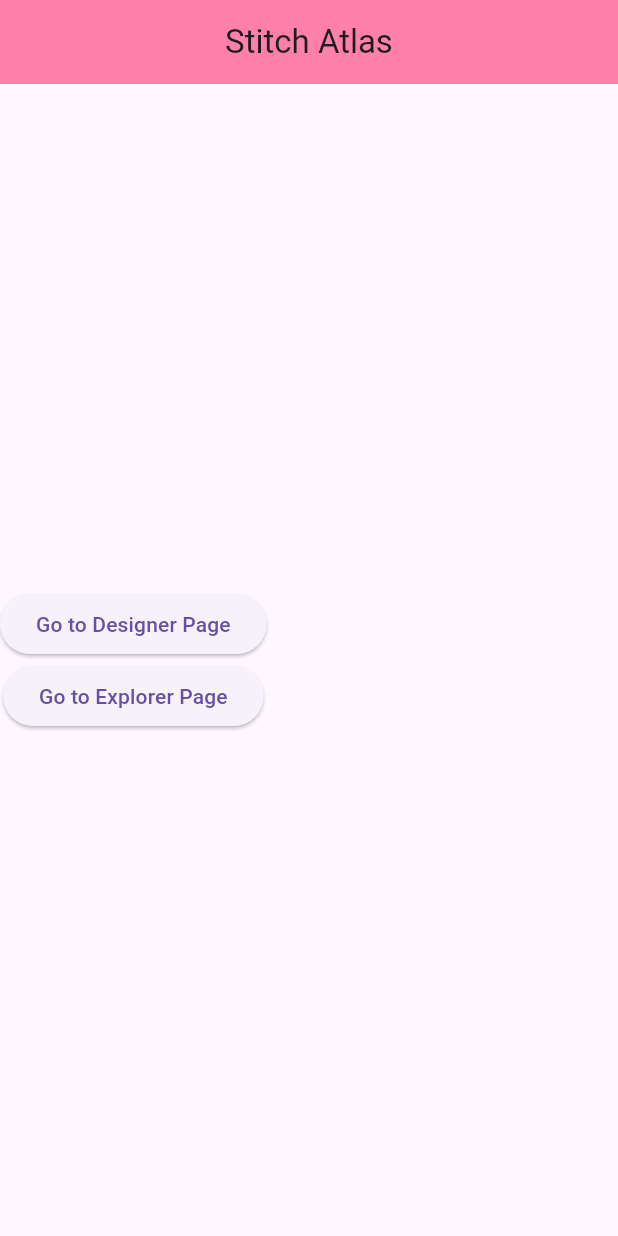
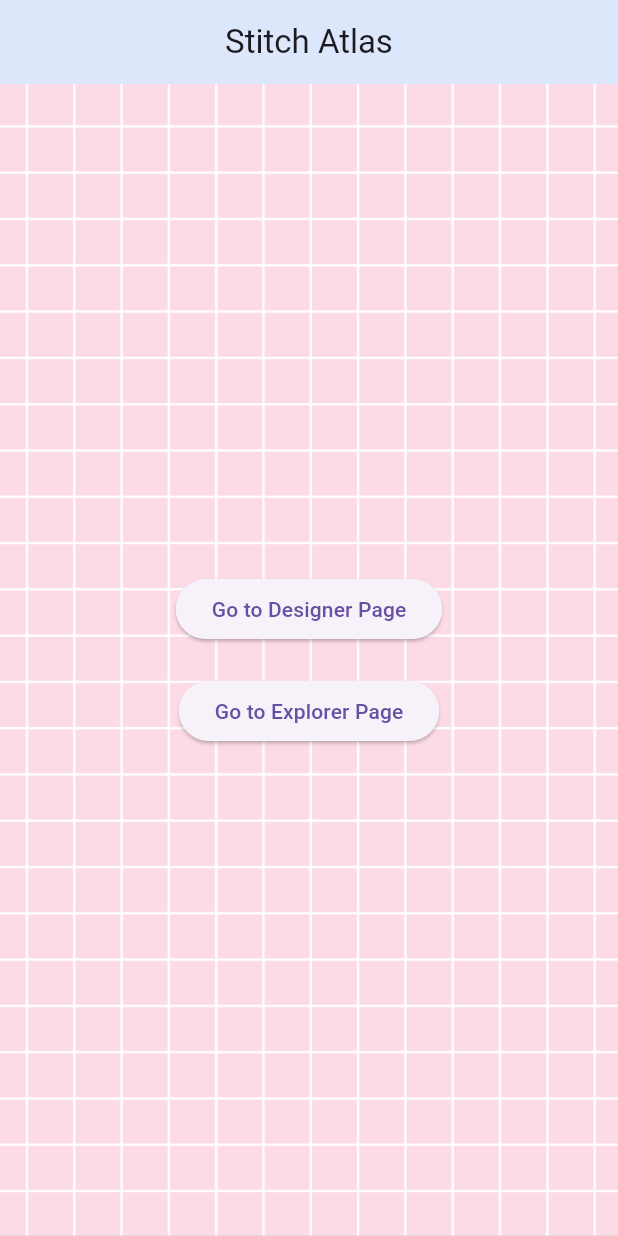
Before and after one commit to Ayesha-Jan/stitch-atlas, a Flutter app: the screen it shows after launch, on a phone screen of 412 x 824 dp. Run offline on Flutter 3.47's test engine with Material 3 defaults, Android fonts, the phone set to English and light mode, and no system bars.

Commit message:
Changed background and colours

```diff
--- a/lib/pages/home.dart
+++ b/lib/pages/home.dart
@@ -9,18 +9,30 @@ class Home extends StatelessWidget {
       appBar: AppBar(
         title: Text("Stitch Atlas"),
         centerTitle: true,
-        backgroundColor: Colors.pinkAccent[100],
+        backgroundColor: Color(0xFFDCE7FB),
       ),
-      body: Column(
+      body: Stack(
+          children: [
+            Container(
+              decoration: BoxDecoration(
+              image: DecorationImage(
+              image: AssetImage("assets/background.png"),
+              fit: BoxFit.cover,
+            ),
+          ),
+        ),
+    // Foreground content
+            Center(
+              child: Column(
                 mainAxisAlignment: MainAxisAlignment.center,
-        crossAxisAlignment: CrossAxisAlignment.center,
                 children: [
                   ElevatedButton(
                     onPressed: () {
                       Navigator.pushNamed(context, '/designer');
                     },
-              child: Text("Go to Designer Page")
+                    child: Text("Go to Designer Page"),
                   ),
+                  SizedBox(height: 20),
                   ElevatedButton(
                     onPressed: () {
                       Navigator.pushNamed(context, '/explorer');
@@ -28,7 +40,10 @@ class Home extends StatelessWidget {
                     child: Text("Go to Explorer Page"),
                   ),
                 ],
-      )
+              ),
+            ),
+          ],
+      ),
     );
   }
 }
```
Lines whose indentation alone changed are shown as unchanged.
